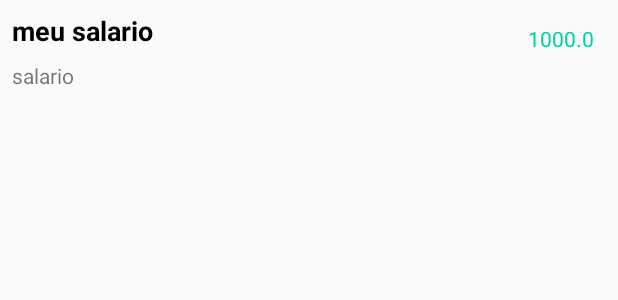
After one commit to cicerogusta/Organizze, an Android app: the layout adapter_movimentacao.xml on its own in the app's theme, with its tools: preview values and no code run, on a phone screen of 412 x 824 dp. The commit adds this screen. Shown: the top 300 px of the screen. Run offline under Robolectric (Android 15) with nearby library versions, the phone set to English and light mode, and no system bars.

Commit message:
retornando receitas e despesas

```diff
--- a/app/src/main/java/com/example/organizze/data/repository/FirebaseRepository.kt
+++ b/app/src/main/java/com/example/organizze/data/repository/FirebaseRepository.kt
@@ -18,6 +18,9 @@ interface FirebaseRepository {
     fun updateRecipe(receitaAtualizada: Double)
     fun logout()
     fun removeValueEventListenerUsuario(mtbEventListenerUsuario: MutableLiveData<ValueEventListener>)
+    fun removeValueEventListenerMovements(mtbEventListenerMovements: MutableLiveData<ValueEventListener>, mesAnoSelecionado: String)
     fun getEventListenerUsuario(eventListener: ValueEventListener)
+    fun getEventListenerMovements(eventListener: ValueEventListener)
+    fun getMovements(mesAnoSelecionado: String): MutableLiveData<MutableList<Movimentacao>>
 
 }
--- /dev/null
+++ b/app/src/main/res/layout/adapter_movimentacao.xml
@@ -0,0 +1,47 @@
+<?xml version="1.0" encoding="utf-8"?>
+<layout xmlns:tools="http://schemas.android.com/tools"
+    xmlns:android="http://schemas.android.com/apk/res/android"
+    xmlns:app="http://schemas.android.com/apk/res-auto">
+    <androidx.constraintlayout.widget.ConstraintLayout
+        android:layout_width="match_parent"
+        android:layout_height="wrap_content">
+
+        <TextView
+            android:id="@+id/textDescricao"
+            android:layout_width="wrap_content"
+            android:layout_height="wrap_content"
+            android:layout_marginStart="8dp"
+            android:layout_marginTop="8dp"
+            android:text="meu salario"
+            android:textColor="@android:color/black"
+            android:textSize="18sp"
+            android:textStyle="bold"
+            app:layout_constraintBottom_toTopOf="@+id/textCategoria"
+            app:layout_constraintStart_toStartOf="parent"
+            app:layout_constraintTop_toTopOf="parent"
+            app:layout_constraintVertical_chainStyle="packed" />
+
+        <TextView
+            android:id="@+id/textCategoria"
+            android:layout_width="wrap_content"
+            android:layout_height="wrap_content"
+            android:layout_marginStart="8dp"
+            android:layout_marginTop="8dp"
+            android:text="salario"
+            app:layout_constraintBottom_toBottomOf="parent"
+            app:layout_constraintStart_toStartOf="parent"
+            app:layout_constraintTop_toBottomOf="@+id/textDescricao" />
+
+        <TextView
+            android:id="@+id/textValor"
+            android:layout_width="wrap_content"
+            android:layout_height="wrap_content"
+            android:layout_marginTop="16dp"
+            android:layout_marginEnd="16dp"
+            android:text="1000.0"
+            android:textColor="@color/colorPrimaryReceita"
+            app:layout_constraintEnd_toEndOf="parent"
+            app:layout_constraintTop_toTopOf="parent" />
+
+    </androidx.constraintlayout.widget.ConstraintLayout>
+</layout>
```
Also changed, not shown: app/src/main/java/com/example/organizze/adapter/MovimentacaoAdapter.kt (added, +52 -0 lines), app/src/main/java/com/example/organizze/data/model/Movimentacao.kt (+5 -5 lines), app/src/main/java/com/example/organizze/data/repository/FirebaseRepositoryImp.kt (+40 -0 lines), app/src/main/java/com/example/organizze/ui/PrincipalActivity.kt (+38 -4 lines), app/src/main/java/com/example/organizze/ui/PrincipalActivityViewModel.kt (+14 -1 lines).
